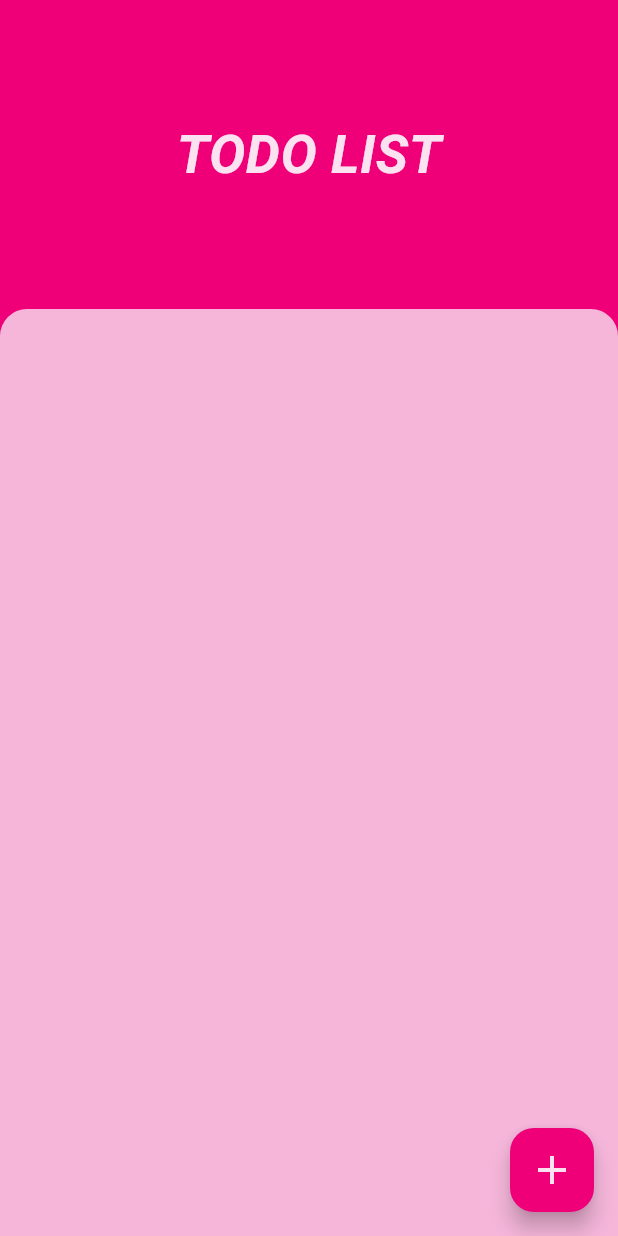
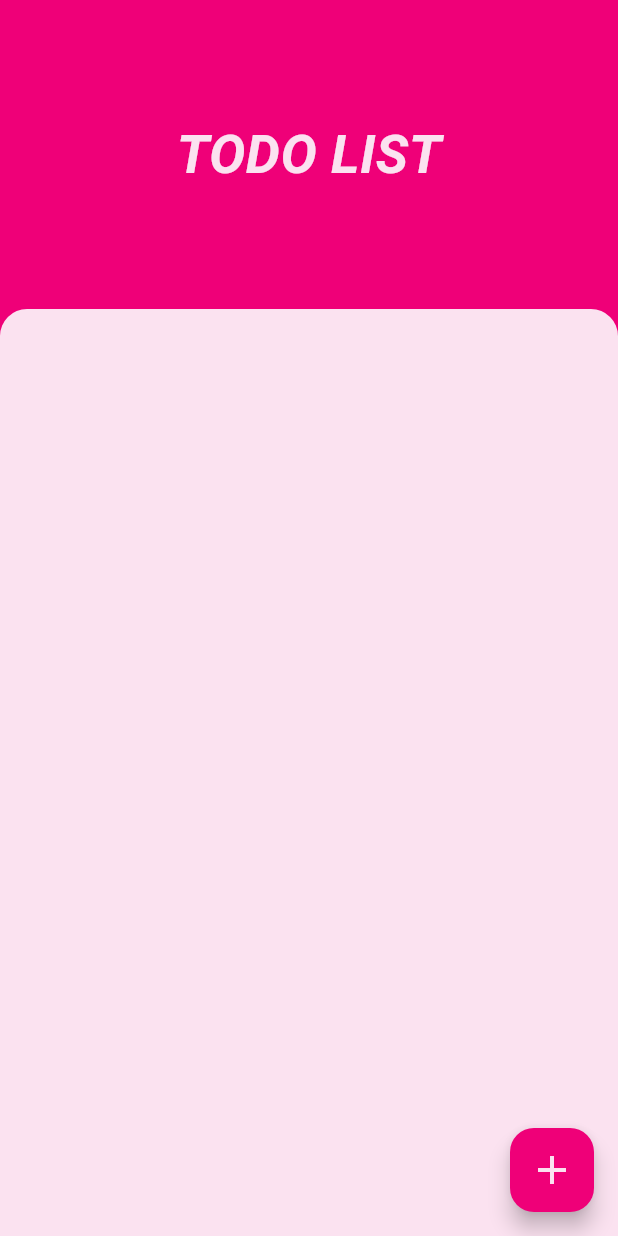
Before and after one commit to Shougotmollik/todo_application, a Flutter app: the screen it shows after launch, on a phone screen of 412 x 824 dp. Run offline on Flutter 3.47's test engine with Material 3 defaults, Android fonts, the phone set to English and light mode, and no system bars.

Commit message:
Project Completed

```diff
--- a/lib/ui/utils/colors.dart
+++ b/lib/ui/utils/colors.dart
@@ -2,6 +2,6 @@ import 'package:flutter/material.dart';
 
 class AppColors {
   static const Color primaryColor = Color(0xffef0078);
-  static const Color secondaryColor = Color(0xfff5b6da);
+  static const Color secondaryColor = Color(0xfffbe2f0);
   static const Color fontColor = Color(0xfffbe2f0);
 }
```
